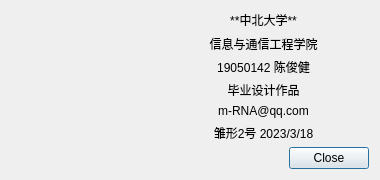
Old version of the form about.ui in the repository m-RNA/TemperatureSelfCorrectionBasedOnQtSerial.
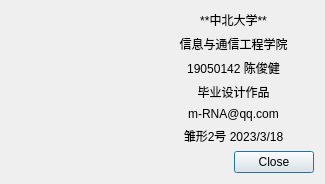
New version of the form. Icons and pictures are not drawn.

Patch:
```diff
--- a/about.ui
+++ b/about.ui
@@ -6,19 +6,19 @@
    <rect>
     <x>0</x>
     <y>0</y>
-    <width>380</width>
-    <height>180</height>
+    <width>325</width>
+    <height>175</height>
    </rect>
   </property>
   <property name="minimumSize">
    <size>
-    <width>380</width>
-    <height>180</height>
+    <width>0</width>
+    <height>0</height>
    </size>
   </property>
   <property name="maximumSize">
    <size>
-    <width>380</width>
+    <width>350</width>
     <height>180</height>
    </size>
   </property>
@@ -26,7 +26,7 @@
    <string>关于</string>
   </property>
   <layout class="QGridLayout" name="gridLayout">
-   <item row="0" column="0">
+   <item row="0" column="1">
     <widget class="QLabel" name="label">
      <property name="sizePolicy">
       <sizepolicy hsizetype="Fixed" vsizetype="Fixed">
@@ -36,14 +36,14 @@
      </property>
      <property name="minimumSize">
       <size>
-       <width>141</width>
-       <height>131</height>
+       <width>128</width>
+       <height>128</height>
       </size>
      </property>
      <property name="maximumSize">
       <size>
-       <width>141</width>
-       <height>131</height>
+       <width>128</width>
+       <height>128</height>
       </size>
      </property>
      <property name="text">
@@ -63,7 +63,7 @@
      </property>
     </widget>
    </item>
-   <item row="0" column="1">
+   <item row="0" column="2">
     <layout class="QVBoxLayout" name="verticalLayout">
      <item>
       <widget class="QLabel" name="label_2">
@@ -130,7 +130,7 @@
      </item>
     </layout>
    </item>
-   <item row="1" column="0" colspan="2">
+   <item row="1" column="1" colspan="2">
     <widget class="QDialogButtonBox" name="buttonBox">
      <property name="orientation">
       <enum>Qt::Horizontal</enum>
@@ -140,6 +140,22 @@
      </property>
     </widget>
    </item>
+   <item row="0" column="0">
+    <spacer name="horizontalSpacer">
+     <property name="orientation">
+      <enum>Qt::Horizontal</enum>
+     </property>
+     <property name="sizeType">
+      <enum>QSizePolicy::Fixed</enum>
+     </property>
+     <property name="sizeHint" stdset="0">
+      <size>
+       <width>8</width>
+       <height>20</height>
+      </size>
+     </property>
+    </spacer>
+   </item>
   </layout>
  </widget>
  <resources>
```
Left out of the diff: 2 changed lines with no effect on the pictures.
